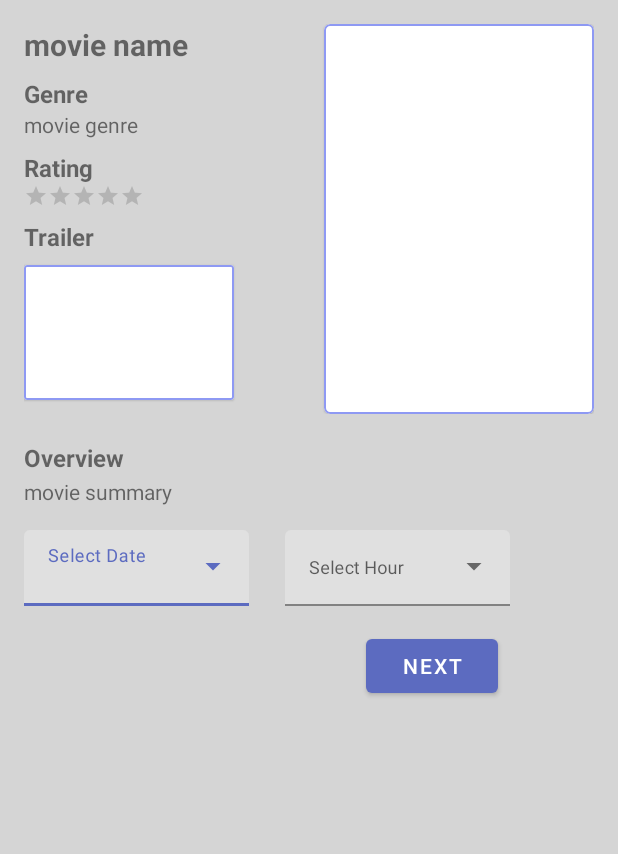
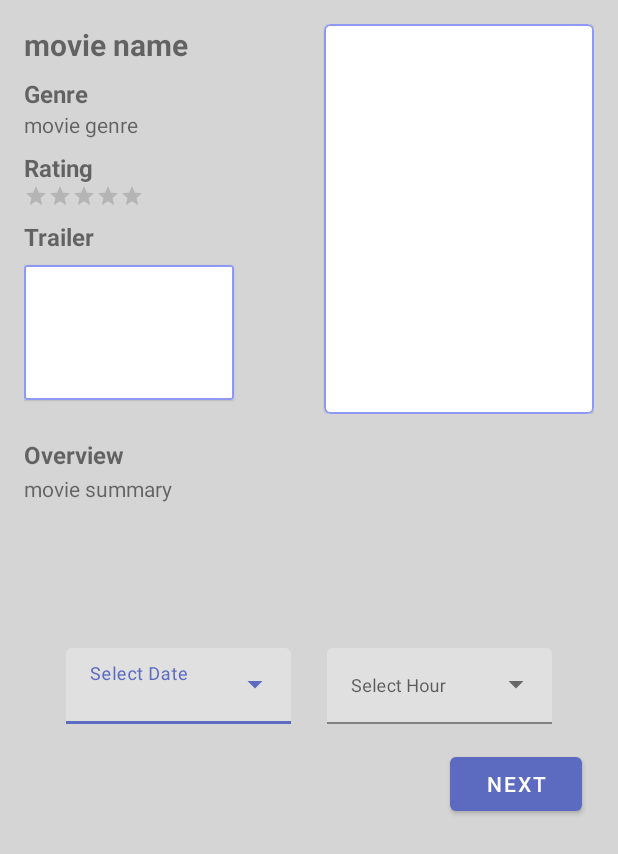
Before and after one commit to veskol1/FireApp, an Android app: the layout activity_detailed_movie.xml on its own in the app's theme, with its tools: preview values and no code run, on a phone screen of 412 x 824 dp. Shown: the top 854 px of the screen. Run offline under Robolectric (Android 15) with nearby library versions, the phone set to English and light mode, and no system bars.

Commit message:
updated gradle + fix nested scrollview in movie details

```diff
--- a/app/src/main/res/layout/activity_detailed_movie.xml
+++ b/app/src/main/res/layout/activity_detailed_movie.xml
@@ -109,10 +109,7 @@
         </com.google.android.material.card.MaterialCardView>
 
     </LinearLayout>
-    <androidx.core.widget.NestedScrollView
-        android:layout_width="wrap_content"
-        android:layout_height="wrap_content"
-        android:layout_marginTop="2dp">
+
 <LinearLayout
     android:layout_width="match_parent"
     android:layout_height="match_parent"
@@ -128,8 +125,8 @@
         android:textStyle="bold" />
 
     <androidx.core.widget.NestedScrollView
-        android:layout_width="wrap_content"
-        android:layout_height="wrap_content"
+        android:layout_width="match_parent"
+        android:layout_height="100dp"
         android:layout_marginTop="2dp">
 
         <com.google.android.material.textview.MaterialTextView
@@ -193,5 +190,5 @@
         android:layout_gravity="end" />
 
     </LinearLayout>
-</androidx.core.widget.NestedScrollView>
+
 </LinearLayout>
--- a/build.gradle
+++ b/build.gradle
@@ -7,7 +7,7 @@ buildscript {
 
     }
     dependencies {
-        classpath 'com.android.tools.build:gradle:3.5.3'
+        classpath 'com.android.tools.build:gradle:3.6.1'
         classpath 'com.google.gms:google-services:4.3.3'
 
         // NOTE: Do not place your application dependencies here; they belong
```
Also changed, not shown: gradle/wrapper/gradle-wrapper.properties.
